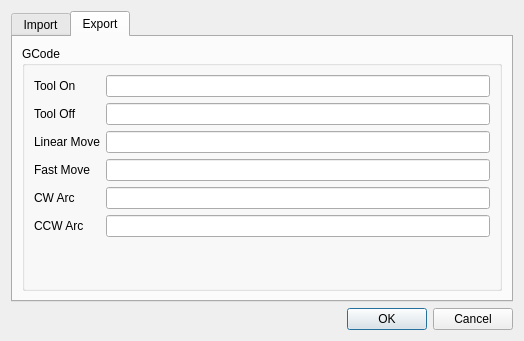
Before: the Qt Designer form template/uic/settings.ui in panzergame/dxfplotter, drawn with Qt 5.
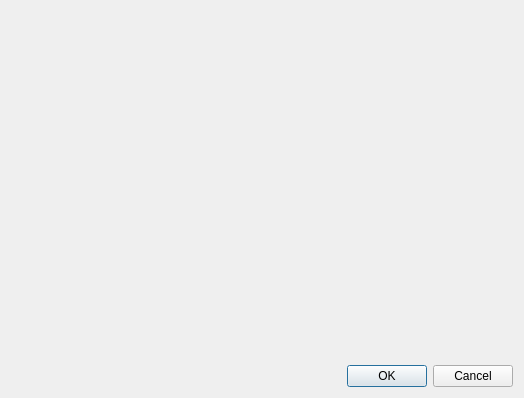
After: the same form once the commit is applied.

Commit message: Automatic creation of setting UI

```diff
--- a/template/uic/settings.ui
+++ b/template/uic/settings.ui
@@ -7,136 +7,16 @@
     <x>0</x>
     <y>0</y>
     <width>524</width>
-    <height>341</height>
+    <height>398</height>
    </rect>
   </property>
   <property name="windowTitle">
    <string>Dialog</string>
   </property>
-  <layout class="QVBoxLayout" name="verticalLayout">
+  <layout class="QVBoxLayout" name="verticalLayout2">
    <item>
-    <widget class="QTabWidget" name="tabWidget">
-     <property name="currentIndex">
-      <number>1</number>
-     </property>
-     <widget class="QWidget" name="importTab">
-      <attribute name="title">
-       <string>Import</string>
-      </attribute>
-      <layout class="QVBoxLayout" name="verticalLayout_2">
-       <item>
-        <widget class="QGroupBox" name="groupBox_2">
-         <property name="title">
-          <string>Dxf</string>
-         </property>
-         <layout class="QFormLayout" name="formLayout">
-          <property name="fieldGrowthPolicy">
-           <enum>QFormLayout::AllNonFixedFieldsGrow</enum>
-          </property>
-          <item row="0" column="0">
-           <widget class="QLabel" name="label">
-            <property name="text">
-             <string>Assemble Tolerance</string>
-            </property>
-           </widget>
-          </item>
-          <item row="1" column="0">
-           <widget class="QLabel" name="label_2">
-            <property name="text">
-             <string>Spline To Arc Precision</string>
-            </property>
-           </widget>
-          </item>
-          <item row="1" column="1">
-           <widget class="QDoubleSpinBox" name="splineToArcPrecision"/>
-          </item>
-          <item row="0" column="1">
-           <widget class="QDoubleSpinBox" name="assembleTolerance"/>
-          </item>
-         </layout>
-        </widget>
-       </item>
-      </layout>
-     </widget>
-     <widget class="QWidget" name="exportTab">
-      <attribute name="title">
-       <string>Export</string>
-      </attribute>
-      <layout class="QVBoxLayout" name="verticalLayout_3">
-       <item>
-        <widget class="QGroupBox" name="groupBox">
-         <property name="title">
-          <string>GCode</string>
-         </property>
-         <layout class="QFormLayout" name="formLayout_2">
-          <property name="fieldGrowthPolicy">
-           <enum>QFormLayout::AllNonFixedFieldsGrow</enum>
-          </property>
-          <item row="0" column="0">
-           <widget class="QLabel" name="label_3">
-            <property name="text">
-             <string>Tool On</string>
-            </property>
-           </widget>
-          </item>
-          <item row="1" column="0">
-           <widget class="QLabel" name="label_4">
-            <property name="text">
-             <string>Tool Off</string>
-            </property>
-           </widget>
-          </item>
-          <item row="2" column="0">
-           <widget class="QLabel" name="label_5">
-            <property name="text">
-             <string>Linear Move</string>
-            </property>
-           </widget>
-          </item>
-          <item row="3" column="0">
-           <widget class="QLabel" name="label_6">
-            <property name="text">
-             <string>Fast Move</string>
-            </property>
-           </widget>
-          </item>
-          <item row="4" column="0">
-           <widget class="QLabel" name="label_7">
-            <property name="text">
-             <string>CW Arc</string>
-            </property>
-           </widget>
-          </item>
-          <item row="5" column="0">
-           <widget class="QLabel" name="label_8">
-            <property name="text">
-             <string>CCW Arc</string>
-            </property>
-           </widget>
-          </item>
-          <item row="0" column="1">
-           <widget class="QLineEdit" name="toolOn"/>
-          </item>
-          <item row="1" column="1">
-           <widget class="QLineEdit" name="toolOff"/>
-          </item>
-          <item row="2" column="1">
-           <widget class="QLineEdit" name="linearMove"/>
-          </item>
-          <item row="3" column="1">
-           <widget class="QLineEdit" name="fastMove"/>
-          </item>
-          <item row="4" column="1">
-           <widget class="QLineEdit" name="lineEdit_5"/>
-          </item>
-          <item row="5" column="1">
-           <widget class="QLineEdit" name="lineEdit_6"/>
-          </item>
-         </layout>
-        </widget>
-       </item>
-      </layout>
-     </widget>
+    <widget class="QWidget" name="central" native="true">
+     <layout class="QVBoxLayout" name="verticalLayout"/>
     </widget>
    </item>
    <item>
```
Left out of the diff: 8 changed lines with no effect on the pictures. The commit also changes 14 other files.
